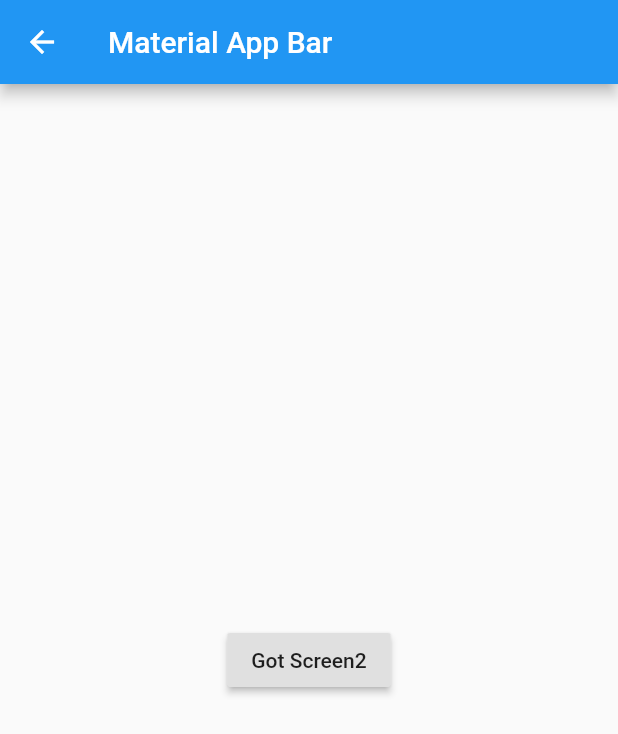
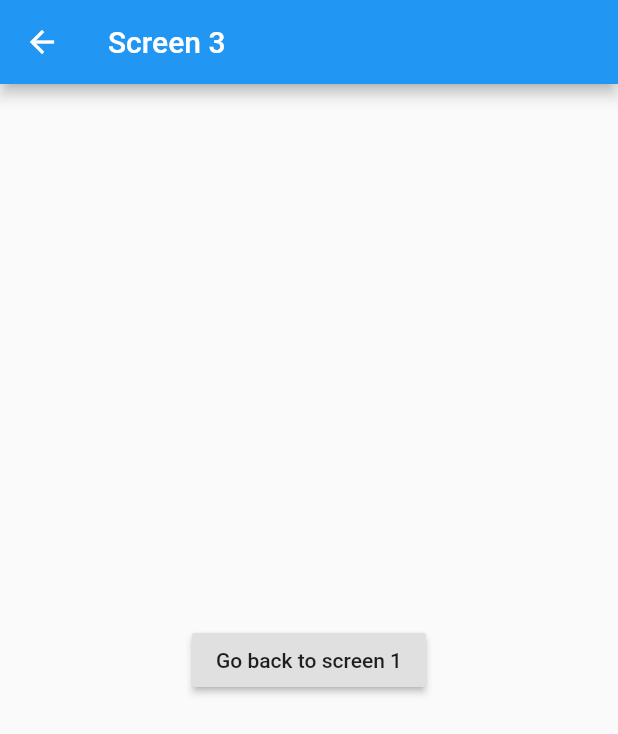
Before and after one commit to kamalnorizan/flutterByCaspian, a Flutter app: the Screen3 screen opened by its route, on a phone screen of 412 x 824 dp. Shown: the top 734 px of the screen. Run offline on Flutter 3.47's test engine with Material 2 defaults, Android fonts, the phone set to English and light mode, and no system bars.

```diff
--- a/lib/screen1.dart
+++ b/lib/screen1.dart
@@ -5,7 +5,7 @@ class Screen1 extends StatelessWidget {
   Widget build(BuildContext context) {
     return Scaffold(
       appBar: AppBar(
-        title: Text('Material App Bar'),
+        title: Text('Screen 3'),
       ),
       body: Center(
         child: Container(
--- a/lib/screen2.dart
+++ b/lib/screen2.dart
@@ -5,7 +5,7 @@ class Screen2 extends StatelessWidget {
   Widget build(BuildContext context) {
     return Scaffold(
       appBar: AppBar(
-        title: Text('Material App Bar'),
+        title: Text('Screen 2'),
       ),
       body: Center(
         child: Container(
--- a/lib/screen3.dart
+++ b/lib/screen3.dart
@@ -5,14 +5,14 @@ class Screen3 extends StatelessWidget {
   Widget build(BuildContext context) {
     return Scaffold(
       appBar: AppBar(
-        title: Text('Material App Bar'),
+        title: Text('Screen 3'),
       ),
       body: Center(
         child: Container(
           child: RaisedButton(
-            child: Text('Got Screen2'),
+            child: Text('Go back to screen 1'),
             onPressed: () {
-              Navigator.pop(context);
+              Navigator.of(context).pushNamedAndRemoveUntil('screen1',(Route<dynamic> route) => false);
             },
           )
         ),
```
